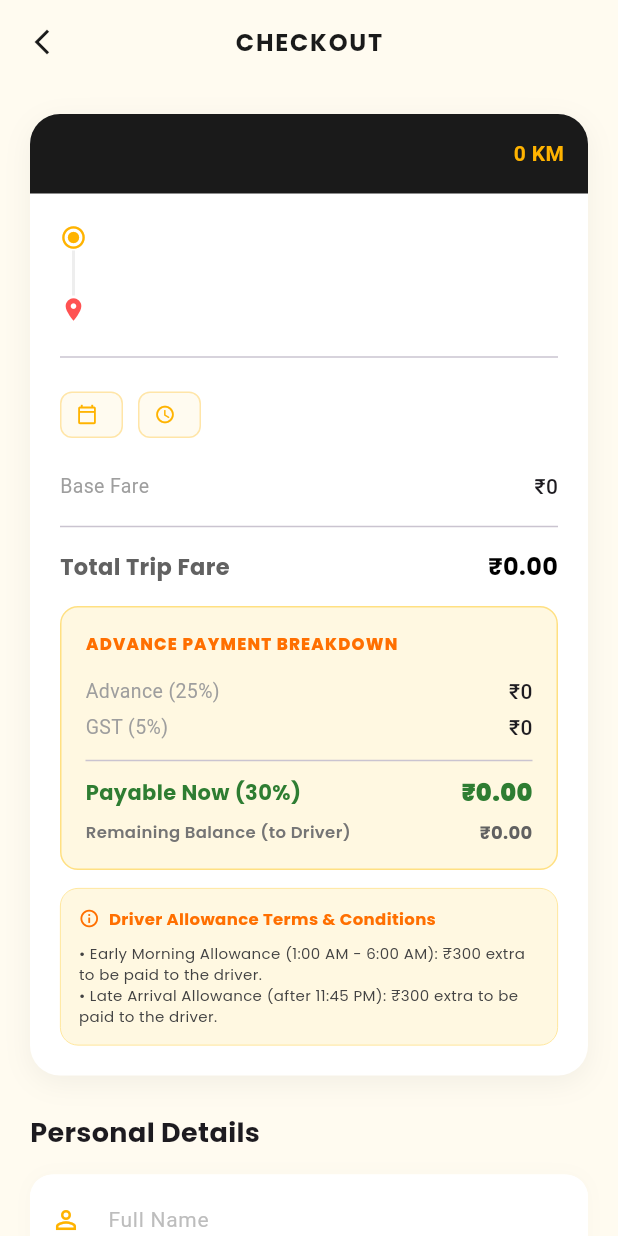
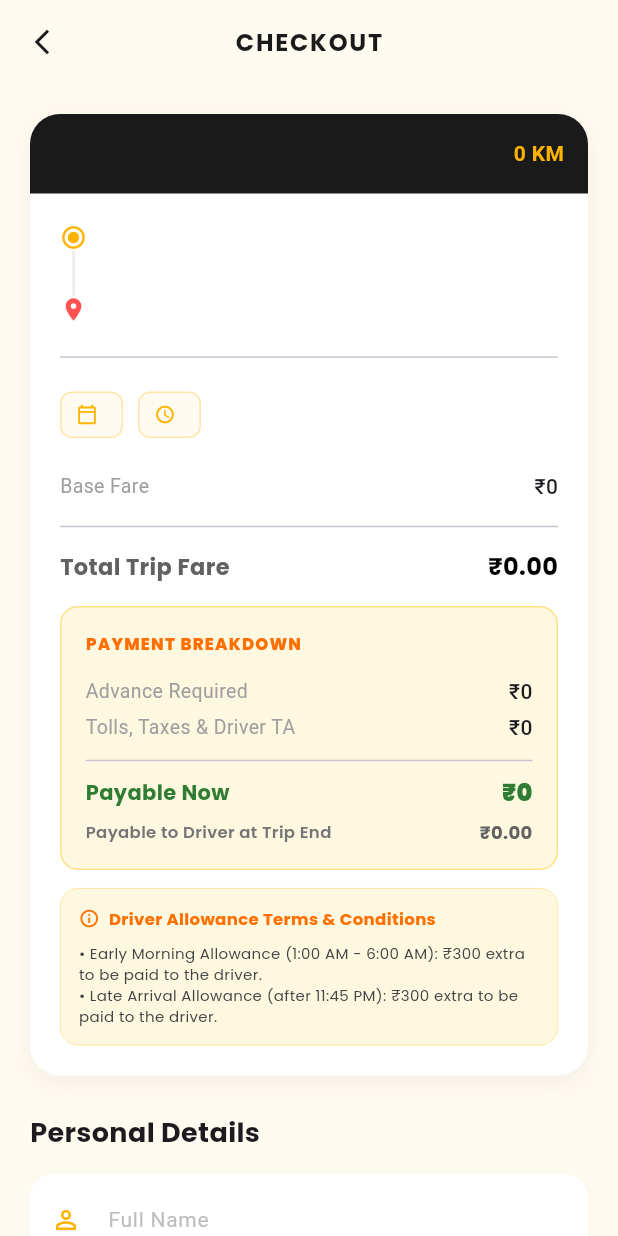
Before and after one commit to aiwheelsinfo-wq/flutteragni_car_rental_app, a Flutter app: the ShowBillPage screen opened directly with empty values, on a phone screen of 412 x 824 dp. Run offline on Flutter 3.47's test engine with Material 3 defaults, Android fonts, the phone set to English and light mode, and no system bars; our stand-ins replace auto_size_text, cached_network_image, carousel_slider, confetti, firebase_core, firebase_messaging and 13 more; missing offline and left inert: flutter_polyline_points, google_place, razorpay_flutter; accounts and stored records are empty; network calls fail.

Commit message:
feat: enable zero-advance direct booking and confirm-and-book flow for One-Way trips

```diff
--- a/lib/ShowBill.dart
+++ b/lib/ShowBill.dart
@@ -5,6 +5,7 @@ import 'package:http/http.dart' as http;
 import 'dart:convert';
 import 'package:agni_car_rental/config/api_config.dart';
 import 'RazorpayPaymentPage.dart';
+import 'BookingCustomerMessagePage.dart';
 
 class ShowBillPage extends StatefulWidget {
   final String carType;
@@ -162,7 +163,7 @@ class _ShowBillPageState extends State<ShowBillPage> {
         "driver_ta": widget.driverTa.toString(),
         "toll_charge": widget.tollCharge.toString(),
         "total_amount": widget.totalAmount.toString(),
-        "payment_type": "Advance",
+        "payment_type": "Pay to Driver",
         "agent_commission": widget.commission.toString(),
         "city": cityController.text,
         "agni_amount": platformCommission.toStringAsFixed(2),
@@ -180,15 +181,10 @@ class _ShowBillPageState extends State<ShowBillPage> {
       var responseData = json.decode(response.body);
 
       if (responseData["success"] == true) {
-        String createdBookingId = responseData["booking_id"]?.toString() ?? widget.bookingId;
         Navigator.pushReplacement(
             context,
             MaterialPageRoute(
-                builder: (context) => RazorpayPaymentPage(
-                      bookingId: createdBookingId,
-                      amount: payableNow,
-                      isFullPay: false,
-                    )));
+                builder: (context) => const BookingCustomerMessagePage()));
       } else {
         throw Exception();
       }
@@ -203,12 +199,6 @@ class _ShowBillPageState extends State<ShowBillPage> {
 
   void _showBookingConfirmationDialog() {
     if (!_formKey.currentState!.validate()) return;
-
-    double commissionWithTax = widget.commission * 1.05;
-    double baseTripFare = widget.totalAmount - commissionWithTax;
-    double advanceAmount = baseTripFare * 0.25;
-    double gstAmount = baseTripFare * 0.05;
-    double payableNow = advanceAmount + gstAmount;
 
     showModalBottomSheet(
       context: context,
@@ -226,12 +216,13 @@ class _ShowBillPageState extends State<ShowBillPage> {
                     color: Colors.grey[300],
                     borderRadius: BorderRadius.circular(10))),
             const SizedBox(height: 20),
-            Text("Confirm Advance Payment",
+            Text("Confirm Your Booking",
                 style: GoogleFonts.poppins(
                     fontSize: 20, fontWeight: FontWeight.bold)),
             const SizedBox(height: 10),
-            Text("You are paying ₹${payableNow.toStringAsFixed(2)} (25% Advance + 5% GST) to book this ${widget.carType} trip.",
-                textAlign: TextAlign.center),
+            Text("No advance payment required! Pay ₹${widget.totalAmount.toStringAsFixed(0)} directly to your driver via Cash or UPI when your trip completes.",
+                textAlign: TextAlign.center,
+                style: GoogleFonts.poppins(fontSize: 13, color: Colors.grey[700])),
             const SizedBox(height: 20),
             Row(
               children: [
@@ -256,7 +247,7 @@ class _ShowBillPageState extends State<ShowBillPage> {
                       shape: RoundedRectangleBorder(
                           borderRadius: BorderRadius.circular(12)),
                     ),
-                    child: const Text("Pay Now",
+                    child: const Text("Confirm & Book",
                         style: TextStyle(color: Colors.black, fontWeight: FontWeight.bold)),
                   ),
                 ),
@@ -450,7 +441,7 @@ class _ShowBillPageState extends State<ShowBillPage> {
                     crossAxisAlignment: CrossAxisAlignment.start,
                     children: [
                       Text(
-                        "ADVANCE PAYMENT BREAKDOWN",
+                        "PAYMENT BREAKDOWN",
                         style: GoogleFonts.poppins(
                             fontSize: 11,
                             fontWeight: FontWeight.w800,
@@ -458,21 +449,21 @@ class _ShowBillPageState extends State<ShowBillPage> {
                             color: Colors.amber[900]),
                       ),
                       const SizedBox(height: 12),
-                      _buildFareRow("Advance (25%)", advanceAmount),
-                      _buildFareRow("GST (5%)", gstAmount),
+                      _buildFareRow("Advance Required", 0),
+                      _buildFareRow("Tolls, Taxes & Driver TA", 0),
                       const Divider(height: 20),
                       Row(
                         mainAxisAlignment: MainAxisAlignment.spaceBetween,
                         children: [
                           Expanded(
-                            child: Text("Payable Now (30%)",
+                            child: Text("Payable Now",
                                 style: GoogleFonts.poppins(
                                     fontSize: 14,
                                     fontWeight: FontWeight.bold,
                                     color: Colors.green[800])),
                           ),
                           const SizedBox(width: 8),
-                          Text("₹${payableNow.toStringAsFixed(2)}",
+                          Text("₹0",
                               style: GoogleFonts.poppins(
                                   fontSize: 16,
                                   fontWeight: FontWeight.w900,
@@ -484,14 +475,14 @@ class _ShowBillPageState extends State<ShowBillPage> {
                         mainAxisAlignment: MainAxisAlignment.spaceBetween,
                         children: [
                           Expanded(
-                            child: Text("Remaining Balance (to Driver)",
+                            child: Text("Payable to Driver at Trip End",
                                 style: GoogleFonts.poppins(
                                     fontSize: 11,
                                     fontWeight: FontWeight.w600,
                                     color: Colors.grey[600])),
                           ),
                           const SizedBox(width: 8),
-                          Text("₹${remainingBalance.toStringAsFixed(2)}",
+                          Text("₹${widget.totalAmount.toStringAsFixed(2)}",
                               style: GoogleFonts.poppins(
                                   fontSize: 12,
                                   fontWeight: FontWeight.bold,
@@ -761,7 +752,7 @@ class _ShowBillPageState extends State<ShowBillPage> {
         child: Row(
           mainAxisAlignment: MainAxisAlignment.center,
           children: [
-            Text("PAY ADVANCE ₹${payableNow.toStringAsFixed(0)}",
+            Text("CONFIRM BOOKING (₹0 ADVANCE)",
                 style: const TextStyle(
                     fontWeight: FontWeight.w900,
                     fontSize: 16,
```
